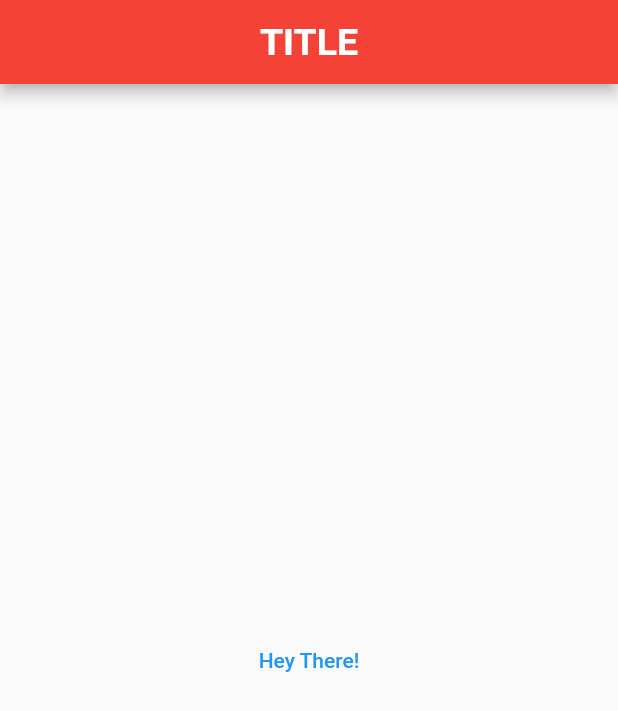
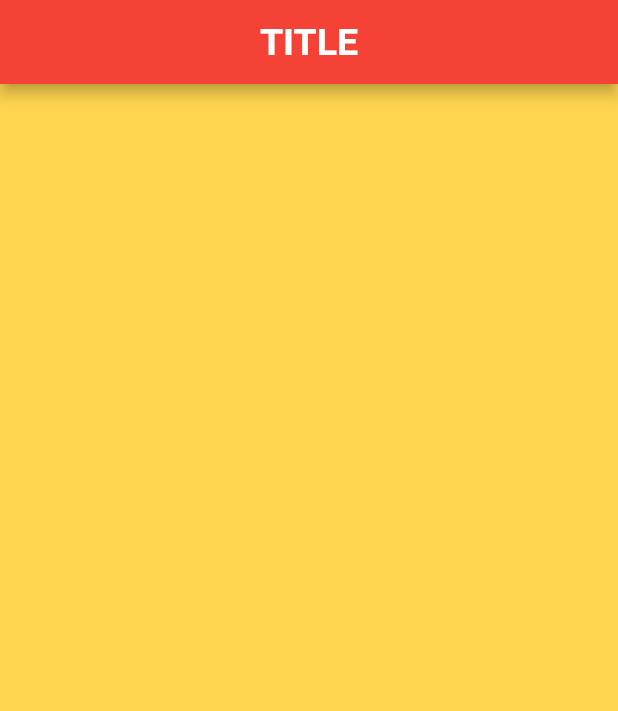
Before and after one commit to anukulpandey/Flutter4Beginners, a Flutter app: the screen it shows after launch, on a phone screen of 412 x 824 dp. Shown: the top 711 px of the screen. Run offline on Flutter 3.47's test engine with Material 2 defaults, Android fonts, the phone set to English and light mode, and no system bars.

Commit message:
Without Child

```diff
--- a/lib/main.dart
+++ b/lib/main.dart
@@ -17,24 +17,10 @@ class Home extends StatelessWidget {
         backgroundColor: Colors.red,
 
       ),
-      body:Center(
-        // child: Icon(
-        //   Icons.airport_shuttle
-        // ),
-        // child: ElevatedButton(
-        //   onPressed: ()=>{
-        //     print("You clicked me bro!")
-        //   },
-        //   child: Text("Hey There!"),
-        // ),
-        child: TextButton(
-          onPressed: ()=>{
-            print("You clicked me bro!")
-          },
-          child: Text("Hey There!"),
-        ),
+      body:Container(
+        color: Colors.amber[300] ,
 
-      ),
+        )
       );
   }
 }
```
